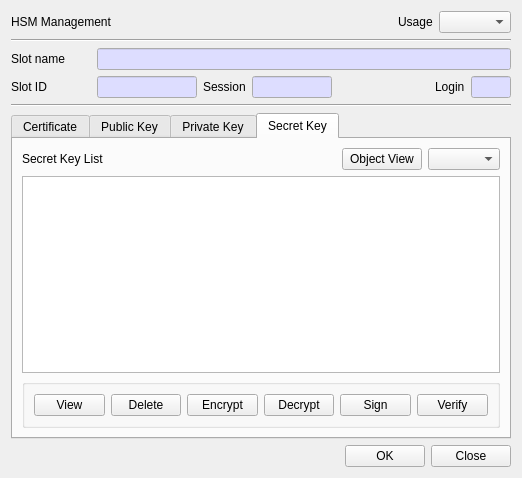
Old version of the form CryptokiMan/hsm_man_dlg.ui in the repository jykim74/CryptokiMan.
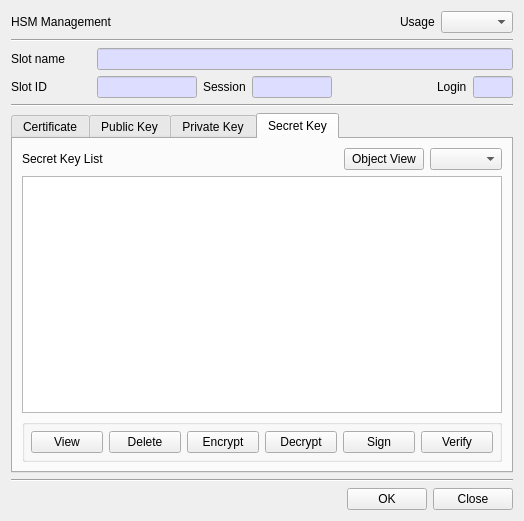
New version of the form.

Diff of the .ui file:
```diff
--- a/CryptokiMan/hsm_man_dlg.ui
+++ b/CryptokiMan/hsm_man_dlg.ui
@@ -6,8 +6,8 @@
    <rect>
     <x>0</x>
     <y>0</y>
-    <width>518</width>
-    <height>478</height>
+    <width>524</width>
+    <height>521</height>
    </rect>
   </property>
   <property name="windowTitle">
@@ -727,6 +727,21 @@
           <string/>
          </property>
          <layout class="QVBoxLayout" name="verticalLayout_9">
+          <property name="spacing">
+           <number>6</number>
+          </property>
+          <property name="leftMargin">
+           <number>6</number>
+          </property>
+          <property name="topMargin">
+           <number>6</number>
+          </property>
+          <property name="rightMargin">
+           <number>6</number>
+          </property>
+          <property name="bottomMargin">
+           <number>6</number>
+          </property>
           <item>
            <layout class="QGridLayout" name="gridLayout_5">
             <item row="0" column="3">
@@ -793,6 +808,13 @@
      </widget>
     </widget>
    </item>
+   <item>
+    <widget class="Line" name="line_3">
+     <property name="orientation">
+      <enum>Qt::Horizontal</enum>
+     </property>
+    </widget>
+   </item>
    <item>
     <layout class="QGridLayout" name="gridLayout">
      <item row="0" column="0">
```
Left out of the diff: 85 changed lines with no effect on the pictures.
